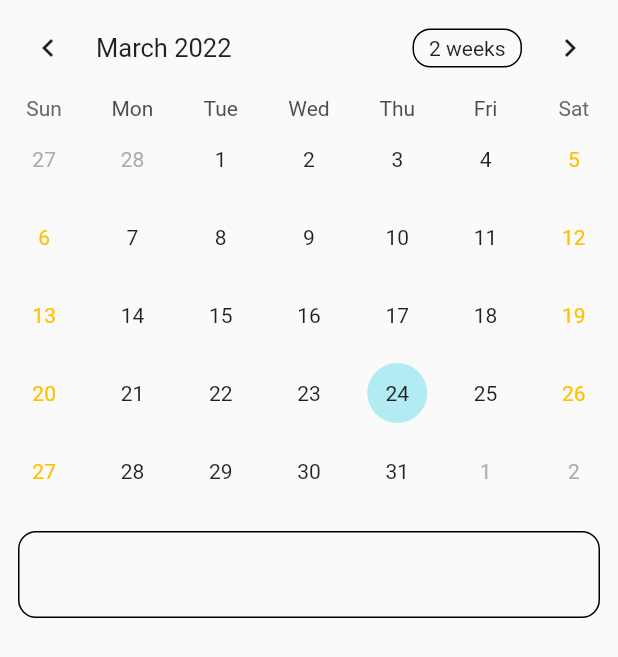
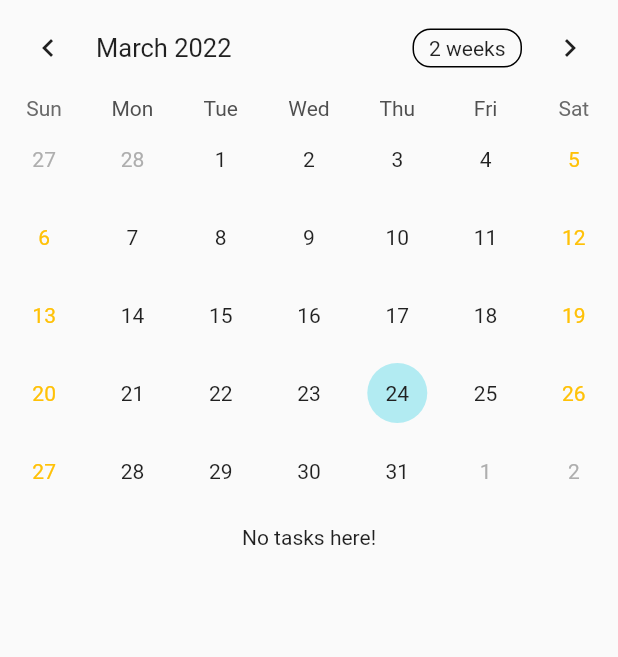
Before and after one commit to Hsn37/Ghambeel, a Flutter app: the Calendar screen opened directly, on a phone screen of 412 x 824 dp. Shown: the top 657 px of the screen. Run offline on Flutter 3.47's test engine with Material 2 defaults, Android fonts, the phone set to English and light mode, and no system bars; drawn by our look-alikes of table_calendar; our stand-ins replace flutter_secure_storage, flutter_spinkit, select_form_field; missing offline and left inert: icon_decoration, mysql1; accounts and stored records are empty.

Commit message:
Handles 0 task behaviour

```diff
--- a/lib/modules/calendar/calendar.dart
+++ b/lib/modules/calendar/calendar.dart
@@ -35,7 +35,7 @@ class _CalendarState extends State<Calendar> {
   // States:
   DateTime _focusedDay = DateTime.now(); //
   DateTime? _selectedDay;
-  ValueNotifier<List<Task>> incompleteTasks = ValueNotifier([Task("","","","","","")]);
+  ValueNotifier<List<Task>> incompleteTasks = ValueNotifier([Task("NULL","","","","","")]);
   var completedTasks = <Task>[];
   // var incompleteTasks = <Task>[];
 
@@ -95,6 +95,7 @@ class _CalendarState extends State<Calendar> {
             child: ValueListenableBuilder<List<Task>>(
               valueListenable: incompleteTasks,
               builder: (context, value, _) {
+                if (value[0].name != "NULL") {
                 return ListView.builder(
                     itemCount: value.length,
                     itemBuilder: (context, index) {
@@ -108,11 +109,13 @@ class _CalendarState extends State<Calendar> {
                       borderRadius: BorderRadius.circular(12.0),
                     ),
                     child: ListTile(
-                      onTap: () => print('hello'),
+                      onTap: () => print(value[index].name),
                     ),
                   );
                 },
                 );
+                }
+                return const Text("No tasks here!");
               },
             )
           )]
```
